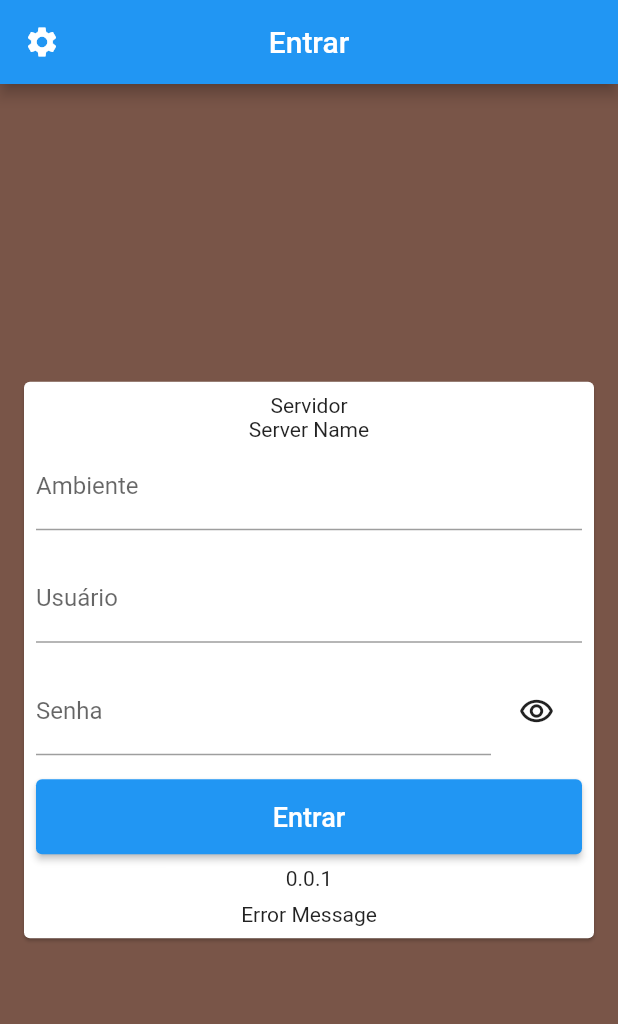
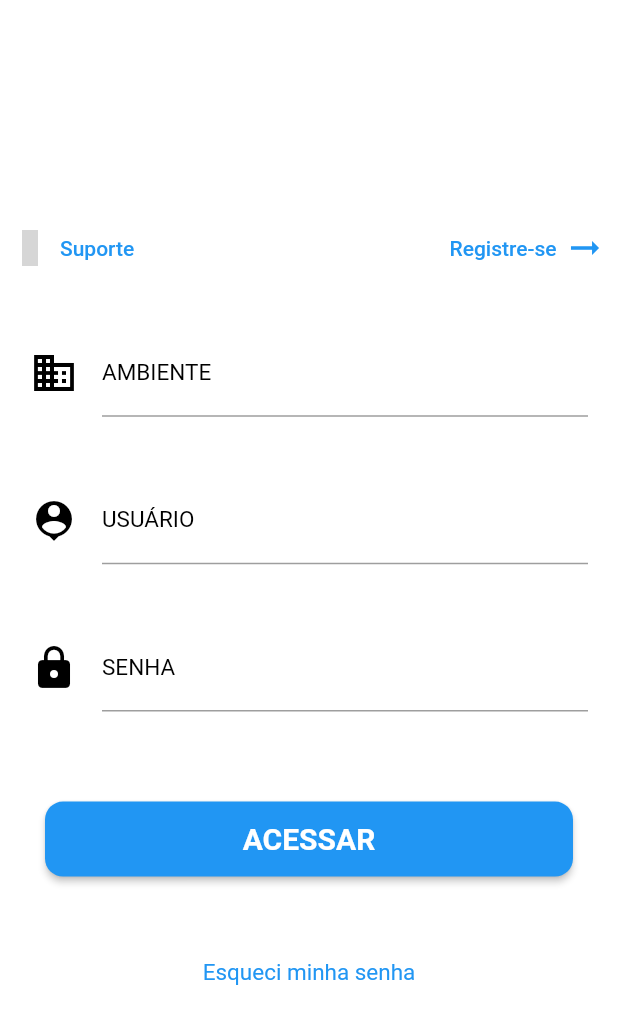
Before and after one commit to boginni/mob-cond, a Flutter app: the screen it shows after launch, in the side drawer, after a tap on "Sair", on a phone screen of 412 x 824 dp. Shown: the top 1024 px of the screen. Run offline on Flutter 3.47's test engine with Material 2 defaults, Android fonts, the phone set to English and light mode, and no system bars; our stand-ins replace mask_text_input_formatter; statements that could not run were skipped; grey boxes are pictures that could not be loaded.

Commit message:
tela_login_e_cadastro

```diff
--- a/lib/main.dart
+++ b/lib/main.dart
@@ -1,3 +1,5 @@
+// ignore_for_file: prefer_const_constructors
+
 import 'package:flutter/material.dart';
 
 import 'yukem_dashboard/app_foundation.dart';
@@ -8,5 +10,4 @@ void main() {
   // debugPrintStack();
   runApp(const Application());
   // runApp(const Test());
-
 }
--- a/lib/yukem_dashboard/app_foundation.dart
+++ b/lib/yukem_dashboard/app_foundation.dart
@@ -1,7 +1,8 @@
-// ignore_for_file: unnecessary_import
+// ignore_for_file: unnecessary_import, unused_import
 
 import 'package:flutter/cupertino.dart';
 import 'package:flutter/material.dart';
+import 'package:yukem_dashboard/yukem_dashboard/screens/login/login.dart';
 
 import '../sdk/screens/tela_login.dart';
 import 'cond_foundation.dart';
@@ -54,7 +55,7 @@ class _ApplicationState extends State<Application> {
       key: mainApplicationKey,
       child: MaterialApp(
         home: onLogin
-            ? TelaLogin(
+            ? Login(
                 subimit: () {
                   setState(
                     () {
--- /dev/null
+++ b/lib/yukem_dashboard/screens/login/login.dart
@@ -0,0 +1,184 @@
+// ignore_for_file: library_private_types_in_public_api, deprecated_member_use, prefer_const_constructors, sort_child_properties_last, avoid_unnecessary_containers, unnecessary_new
+
+import 'package:flutter/material.dart';
+import 'package:yukem_dashboard/yukem_dashboard/screens/new_user/new_user_environment.dart';
+
+
+class Login extends StatefulWidget {
+  const Login({Key? key, required Null Function() subimit}) : super(key: key);
+
+  @override
+ _LoginState createState() => _LoginState();
+}
+
+class _LoginState extends State<Login> {
+  @override
+  Widget  build(BuildContext context) {
+    return Scaffold(
+      resizeToAvoidBottomInset: false,
+      backgroundColor: Colors.white,
+      body: SafeArea(child: Center(
+        child: Column(
+            mainAxisAlignment: MainAxisAlignment.center,
+          children: [
+Row(
+mainAxisAlignment: MainAxisAlignment.spaceBetween,
+  children: [
+     TextButton.icon(
+  onPressed: () {},
+
+    label: Text('Suporte', style: TextStyle(fontSize: 14),),
+    icon:  Icon(
+        Icons.whatsapp,
+        size: 24.0,
+      ),
+
+
+),
+
+    TextButton(
+  onPressed: () => Navigator.push(context, MaterialPageRoute(builder: (context) => Enviroment(subimit: () {},),),),
+  child: Row(
+    mainAxisSize: MainAxisSize.min,
+    // ignore: prefer_const_literals_to_create_immutables
+    children: [
+      Text('Registre-se', style: TextStyle(fontSize: 14),),
+      SizedBox(
+        width: 5,
+      ),
+      Icon(
+        Icons.arrow_right_alt_sharp,
+        size: 28,
+      ),
+    ],
+  ),
+),
+
+
+],
+),
+
+SizedBox(height: 10,),
+            Padding(
+              padding: const EdgeInsets.all(10),
+              child: Container(
+                child: Padding(
+                  padding: EdgeInsets.all(10),
+                  child: TextField(
+
+              decoration: InputDecoration(
+                icon: Icon(Icons.business, size: 32, color: Colors.black,),
+                labelText: "AMBIENTE",
+                hintText: "AMBIENTE",
+                labelStyle: TextStyle(color: Colors.black, fontSize: 15,),
+
+              focusedBorder: UnderlineInputBorder(
+                    borderSide: BorderSide(
+                      color: Colors.black
+                    ),
+                  ),
+              ),
+
+                  ),
+                ),
+              ),
+
+            ),
+            Padding(
+              padding: const EdgeInsets.all(10),
+              child: Container(
+                child: Padding(
+                  padding: EdgeInsets.all(10),
+                  child: TextField(
+
+              decoration: InputDecoration(
+                icon: Icon(Icons.person_pin, size: 32, color: Colors.black,),
+                labelText: "USUÁRIO",
+                hintText: "USUÁRIO",
+                labelStyle: TextStyle(color: Colors.black, fontSize: 15,),
+
+              focusedBorder: UnderlineInputBorder(
+                    borderSide: BorderSide(
+                      color: Colors.black
+                    ),
+                  ),
+              ),
+
+                  ),
+                ),
+              ),
+
+            ),
+            Padding(
+              padding: const EdgeInsets.all(10),
+              child: Container(
+                child: Padding(
+                  padding: EdgeInsets.all(10),
+                  child: TextField(
+                obscureText: true,
+              decoration: InputDecoration(
+                icon: new Icon(Icons.lock, size: 32, color: Colors.black,),
+                labelText: "SENHA",
+                hintText: "SENHA",
+                labelStyle: TextStyle(color: Colors.black, fontSize: 15,),
+                focusedBorder: UnderlineInputBorder(
+                    borderSide: BorderSide(
+                      color: Colors.black
+                    ),
+                  ),
+
+              ),
+                  ),
+                ),
+              ),
+
+            ),
+            SizedBox(height: 10,),
+            Padding(
+              padding: EdgeInsets.all(30),
+
+              child: SizedBox(
+                width: 500,
+                height: 50,
+                child: RaisedButton(
+
+                  child: Text("ACESSAR",
+                  style: TextStyle(
+                    color: Colors.white,
+                    fontWeight: FontWeight.bold,
+                    fontSize: 20
+                  ),
+                  ),
+                  color: Colors.blue,
+            shape: RoundedRectangleBorder(
+              borderRadius: BorderRadius.circular(12),
+            ),
+                  onPressed: () {},
+                 ),
+
+              ) ,
+
+
+            ),
+
+          Padding(
+            padding: const EdgeInsets.all(10),
+            child: TextButton(
+
+                style: TextButton.styleFrom(
+                textStyle: const TextStyle(
+                  fontSize: 15,
+                  color: Colors.grey),
+              ),
+              onPressed: () {},
+              child: const Text("Esqueci minha senha"),
+
+              ),
+          ),
+
+          ],
+        ),
+      ))
+    );
+  }
+}
```
Also changed, not shown: lib/yukem_dashboard/screens/new_user/new_user_email.dart (added, +91 -0 lines), lib/yukem_dashboard/screens/new_user/new_user_environment.dart (added, +84 -0 lines), lib/yukem_dashboard/screens/new_user/new_user_log_pass.dart (added, +141 -0 lines), lib/yukem_dashboard/screens/new_user/new_user_name_batch.dart (added, +117 -0 lines).
